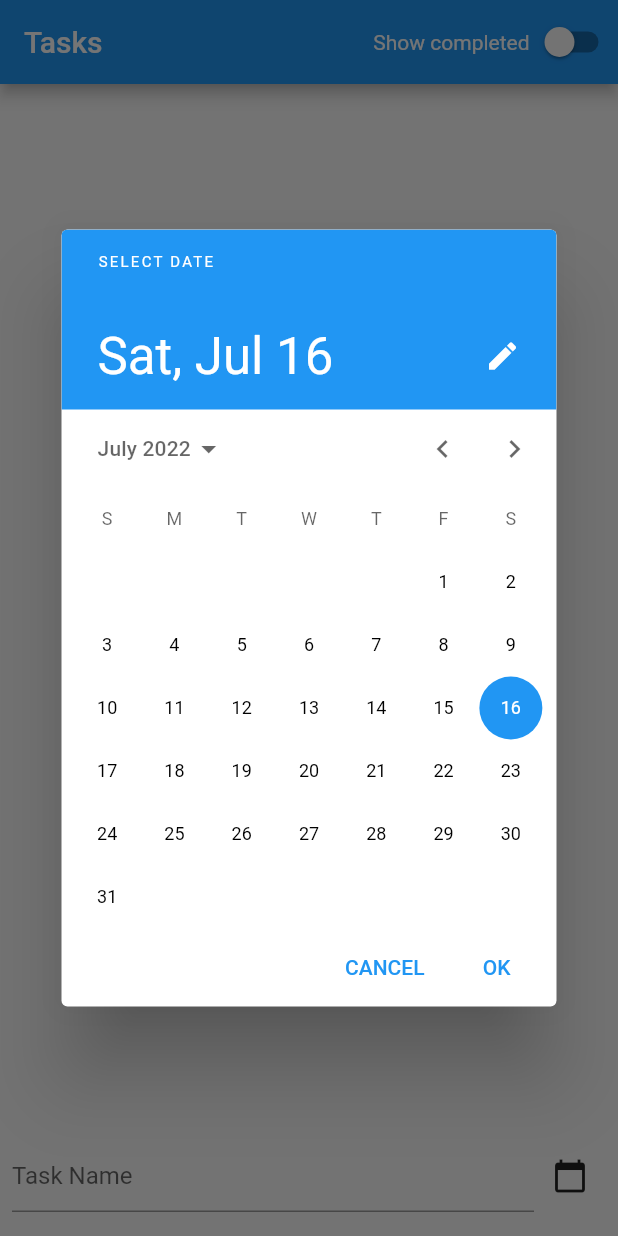
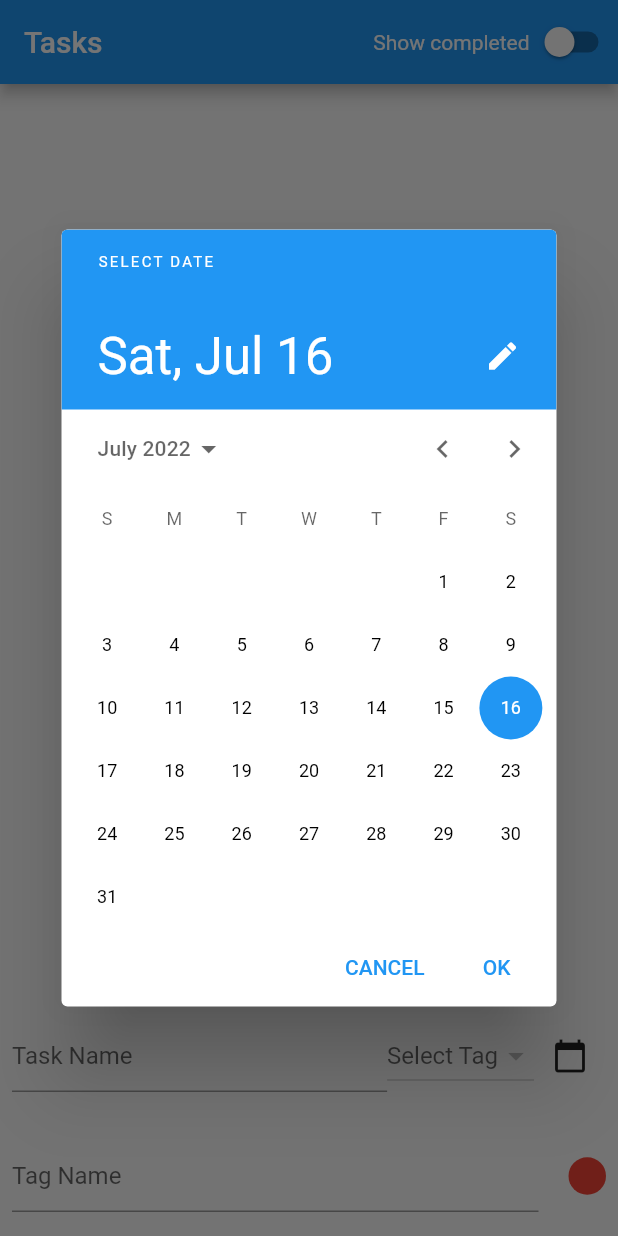
Before and after one commit to noxasch/drift_sqlite, a Flutter app: the screen it shows after launch, after a tap on the "calendar today" icon, on a phone screen of 412 x 824 dp. Run offline on Flutter 3.47's test engine with Material 2 defaults, Android fonts, the phone set to English and light mode, and no system bars; our stand-ins replace drift, flutter_riverpod, rxdart; missing offline and left inert: flutter_material_color_picker; accounts and stored records are empty; generated files the repository leaves out were written again.

Commit message:
implement joined table

```diff
--- a/analysis_options.yaml
+++ b/analysis_options.yaml
@@ -19,6 +19,7 @@ linter:
     prefer_single_quotes: true
     eol_at_end_of_file: true
     directives_ordering: true
+    require_trailing_commas: true
 
 analyzer:
   exclude:
--- /dev/null
+++ b/lib/src/controllers/tags_controller.dart
@@ -0,0 +1,31 @@
+import 'package:drift/drift.dart';
+import 'package:drift_sqlite/src/controllers/tasks_controller.dart';
+import 'package:drift_sqlite/src/database/app_database.dart';
+import 'package:drift_sqlite/src/exception/task_exception.dart';
+import 'package:drift_sqlite/src/repositories/tag_repository.dart';
+import 'package:flutter/material.dart';
+import 'package:flutter_riverpod/flutter_riverpod.dart';
+
+final tagsControllerProvider =
+    Provider.autoDispose<TagsController>((ref) => TagsController(ref.read));
+
+class TagsController extends StateNotifier<AsyncValue<List<Tag>>> {
+  final Reader read;
+
+  TagsController(this.read) : super(const AsyncLoading());
+
+  Future<void> addTag({required String name, Color? color}) async {
+    if (name.isEmpty) {
+      read(taskErrorProvider.state).state =
+          TaskException('Please enter task name');
+    } else {
+      try {
+        final tag = TagsCompanion(
+            name: Value(name), color: Value.ofNullable(color?.value));
+        await read(tagRepoProvider).insertTag(tag);
+      } on InvalidDataException catch (error) {
+        read(taskErrorProvider.state).state = TaskException(error.message);
+      }
+    }
+  }
+}
--- a/lib/src/database/app_database.dart
+++ b/lib/src/database/app_database.dart
@@ -2,7 +2,11 @@ import 'dart:io';
 
 import 'package:drift/drift.dart';
 import 'package:drift/native.dart';
-import 'package:drift_sqlite/src/repositories/task_repository.dart';
+import 'package:drift_sqlite/src/repositories/tag_repository.dart'
+    show TagRepository;
+import 'package:drift_sqlite/src/repositories/task_repository.dart'
+    show TaskRepository;
+import 'package:flutter_riverpod/flutter_riverpod.dart';
 import 'package:path/path.dart' as p;
 import 'package:path_provider/path_provider.dart';
 
@@ -14,8 +18,20 @@ import 'package:path_provider/path_provider.dart';
 // drift getter if we are using freezed or other data class generator
 part 'app_database.g.dart';
 
+// we should only use one db connection for the app
+final dbProvider = Provider<AppDatabase>((ref) {
+  final db = AppDatabase();
+
+  ref.onDispose(() {
+    db.close();
+  });
+
+  return db;
+});
+
 class Tasks extends Table {
   IntColumn get id => integer().autoIncrement()();
+  IntColumn get tagId => integer().nullable().references(Tags, #id)();
   TextColumn get name => text().withLength(min: 1, max: 50)();
   // drift autoconvert into DateTime from unixtime as sqlite does not have datetime type
   DateTimeColumn get dueDate => dateTime().nullable()();
@@ -23,8 +39,22 @@ class Tasks extends Table {
   BoolColumn get completed => boolean().withDefault(const Constant(false))();
 }
 
+class Tags extends Table {
+  IntColumn get id => integer().autoIncrement()();
+  TextColumn get name => text().withLength(min: 1, max: 50)();
+  IntColumn get color => integer()();
+}
+
+// for joined table
+class TaskWithTag {
+  final Task task;
+  final Tag? tag;
+
+  TaskWithTag({required this.task, this.tag});
+}
+
 // list of DAOs are optional
-@DriftDatabase(tables: [Tasks], daos: [TaskRepository])
+@DriftDatabase(tables: [Tasks, Tags], daos: [TaskRepository, TagRepository])
 class AppDatabase extends _$AppDatabase {
   // we tell the database where to store the data with this constructor
   AppDatabase() : super(_openConnection());
@@ -32,7 +62,24 @@ class AppDatabase extends _$AppDatabase {
   // you should bump this number whenever you change or add a table definition.
   // Migrations are covered later in the documentation.
   @override
-  int get schemaVersion => 1;
+  int get schemaVersion => 2;
+
+  @override
+  MigrationStrategy get migration {
+    return MigrationStrategy(
+      // onCreate is optional
+      // onCreate: (Migrator migrator) async => await migrator.createAll(),
+      onUpgrade: (Migrator migrator, int from, int to) async {
+        if (from == 1) {
+          await migrator.createTable(tags);
+          await migrator.addColumn(tasks, tasks.tagId);
+        }
+      },
+      beforeOpen: (OpeningDetails details) async {
+        await customStatement('PRAGMA foreign_keys = ON');
+      },
+    );
+  }
 }
 
 LazyDatabase _openConnection() {
--- /dev/null
+++ b/lib/src/repositories/tag_repository.dart
@@ -0,0 +1,25 @@
+import 'package:drift/drift.dart';
+import 'package:drift_sqlite/src/database/app_database.dart';
+import 'package:flutter_riverpod/flutter_riverpod.dart';
+
+part 'tag_repository.g.dart';
+
+final tagsProvider = StreamProvider.autoDispose<List<Tag>>((ref) {
+  return ref.watch(tagRepoProvider).watchTags();
+});
+
+final tagRepoProvider = Provider.autoDispose((ref) {
+  final db = ref.watch(dbProvider);
+
+  return db.tagRepository;
+});
+
+@DriftAccessor(tables: [Tags])
+class TagRepository extends DatabaseAccessor<AppDatabase>
+    with _$TagRepositoryMixin {
+  TagRepository(super.attachedDatabase);
+
+  Stream<List<Tag>> watchTags() => select(tags).watch();
+
+  Future<int> insertTag(Insertable<Tag> tag) => into(tags).insert(tag);
+}
--- a/lib/src/repositories/task_repository.dart
+++ b/lib/src/repositories/task_repository.dart
@@ -2,26 +2,24 @@ import 'package:drift/drift.dart';
 import 'package:drift_sqlite/src/database/app_database.dart';
 import 'package:drift_sqlite/src/screens/home_screen.dart' show HomeMode;
 import 'package:flutter_riverpod/flutter_riverpod.dart';
+import 'package:rxdart/rxdart.dart';
 
 part 'task_repository.g.dart';
 
-final tasksProvider = StreamProvider.autoDispose<List<Task>>((ref) {
+final tasksProvider = StreamProvider.autoDispose<List<TaskWithTag>>((ref) {
   return ref.watch(taskRepoProvider).watchAllTasks;
 });
 
 final tasksProviderFamily =
-    StreamProvider.family.autoDispose<List<Task>, HomeMode>((ref, mode) {
+    StreamProvider.family.autoDispose<List<TaskWithTag>, HomeMode>((ref, mode) {
   if (mode == HomeMode.completed) {
     return ref.watch(taskRepoProvider).watchCompletedTasks;
   }
   return ref.watch(taskRepoProvider).watchAllTasks;
 });
 
-final taskRepoProvider = Provider((ref) {
-  final db = AppDatabase();
-  ref.onDispose(() {
-    db.close();
-  });
+final taskRepoProvider = Provider.autoDispose((ref) {
+  final db = ref.watch(dbProvider);
 
   // since we define in the daos list,
   // drift already instantiate the DAO when the db is instantiated
@@ -34,37 +32,108 @@ final taskRepoProvider = Provider((ref) {
 const completedTasksQuery =
     'SELECT * FROM tasks WHERE completed = 1 ORDER BY due_date DESC, name;';
 
-@DriftAccessor(tables: [
-  Tasks
-], queries: {
-  'completedTasksGenerated':
-      'SELECT * FROM tasks WHERE completed = 1 ORDER BY due_date DESC, name;'
-})
+@DriftAccessor(
+  tables: [Tasks, Tags],
+  queries: {
+    'completedTasksGenerated':
+        'SELECT * FROM tasks WHERE completed = 1 ORDER BY due_date DESC, name;'
+  },
+)
 class TaskRepository extends DatabaseAccessor<AppDatabase>
     with _$TaskRepositoryMixin {
   TaskRepository(AppDatabase db) : super(db);
 
   Future<List<Task>> get getAllTasks => select(tasks).get();
 
-  Stream<List<Task>> get watchAllTasks {
-    final query = select(tasks)
+  // Stream<List<Task>> get watchAllTasks {
+  //   final query = select(tasks)
+  //     ..orderBy([
+  //       ((tbl) => OrderingTerm.desc(tbl.dueDate)),
+  //       ((tbl) => OrderingTerm.asc(tbl.name))
+  //     ]);
+
+  //   return query.watch();
+  // }
+
+  Stream<List<TaskWithTag>> get watchAllTasks {
+    final tasksQuery = (select(tasks)
       ..orderBy([
         ((tbl) => OrderingTerm.desc(tbl.dueDate)),
         ((tbl) => OrderingTerm.asc(tbl.name))
-      ]);
+      ]));
 
-    return query.watch();
+    final tasksStream = tasksQuery.watch();
+    return tasksStream.switchMap((tasksEntries) {
+      final taskIds = tasksEntries.map((task) => task.id);
+
+      return (select(tasks)
+              .join([leftOuterJoin(tags, tags.id.equalsExp(tasks.tagId))])
+            ..where(tasks.id.isIn(taskIds)))
+          .watch()
+          .map(
+            (rows) => rows.map((row) {
+              return TaskWithTag(
+                task: row.readTable(tasks),
+                tag: row.readTableOrNull(tags),
+              );
+            }).toList(),
+          );
+    });
+
+    // return tasksQuery
+    //     .join([leftOuterJoin(tags, tags.id.equalsExp(tasks.tagId))])
+    //     .watch()
+    //     .map(
+    //       (rows) => rows.map((row) {
+    //         return TaskWithTag(
+    //             task: row.readTable(tasks), tag: row.readTableOrNull(tags));
+    //       }).toList(),
+    //     );
   }
 
-  Stream<List<Task>> get watchCompletedTasks {
-    final query = select(tasks)
+  // Stream<List<Task>> get watchCompletedTasks {
+  //   final query = select(tasks)
+  //     ..where((tbl) => tbl.completed.equals(true))
+  //     ..orderBy([
+  //       ((tbl) => OrderingTerm.desc(tbl.dueDate)),
+  //       ((tbl) => OrderingTerm.asc(tbl.name))
+  //     ]);
+
+  //   return query.watch();
+  // }
+
+  Stream<List<TaskWithTag>> get watchCompletedTasks {
+    final tasksQuery = select(tasks)
       ..where((tbl) => tbl.completed.equals(true))
       ..orderBy([
         ((tbl) => OrderingTerm.desc(tbl.dueDate)),
         ((tbl) => OrderingTerm.asc(tbl.name))
       ]);
+    final tasksStream = tasksQuery.watch();
+    return tasksStream.switchMap((tasksEntries) {
+      final taskIds = tasksEntries.map((task) => task.id);
 
-    return query.watch();
+      return (select(tasks)
+              .join([leftOuterJoin(tags, tags.id.equalsExp(tasks.tagId))])
+            ..where(tasks.id.isIn(taskIds)))
+          .watch()
+          .map(
+            (rows) => rows.map((row) {
+              return TaskWithTag(
+                task: row.readTable(tasks),
+                tag: row.readTableOrNull(tags),
+              );
+            }).toList(),
+          );
+    });
+
+    // return tasksQuery
+    //     .join([leftOuterJoin(tags, tags.id.equalsExp(tasks.id))])
+    //     .watch()
+    //     .map((rows) => rows.map((row) {
+    //           return TaskWithTag(
+    //               task: row.readTable(tasks), tag: row.readTableOrNull(tags));
+    //         }).toList());
   }
 
   Stream<List<Task>> get watchCompletedTasksCustom {
--- a/lib/src/screens/home_screen.dart
+++ b/lib/src/screens/home_screen.dart
@@ -1,6 +1,7 @@
 import 'package:drift_sqlite/src/controllers/tasks_controller.dart';
-import 'package:drift_sqlite/src/repositories/task_repository.dart';
+import 'package:drift_sqlite/src/screens/widgets/tag_input.dart';
 import 'package:drift_sqlite/src/screens/widgets/task_input.dart';
+import 'package:drift_sqlite/src/screens/widgets/task_list.dart';
 import 'package:flutter/material.dart';
 import 'package:flutter_riverpod/flutter_riverpod.dart';
 
@@ -14,17 +15,19 @@ class HomeScreen extends ConsumerWidget {
   @override
   Widget build(BuildContext context, WidgetRef ref) {
     final viewMode = ref.watch(homeModeProvider);
-    final tasks = ref.watch(tasksProviderFamily(viewMode));
 
     ref.listen<Exception?>(taskErrorProvider,
         (Exception? prevException, Exception? currentException) {
-      ScaffoldMessenger.of(context).showSnackBar(SnackBar(
+      ScaffoldMessenger.of(context).showSnackBar(
+        SnackBar(
           behavior: SnackBarBehavior.floating,
           backgroundColor: Colors.red.shade300,
           content: Text(
             currentException.toString(),
             style: const TextStyle(color: Colors.white),
-          )));
+          ),
+        ),
+      );
     });
 
     void toggleViewMode(bool? value) {
@@ -43,44 +46,28 @@ class HomeScreen extends ConsumerWidget {
             children: [
               const Text('Show completed'),
               Switch(
-                  value: viewMode == HomeMode.completed,
-                  onChanged: toggleViewMode),
+                value: viewMode == HomeMode.completed,
+                onChanged: toggleViewMode,
+              ),
             ],
           )
         ],
       ),
       body: SafeArea(
-          child: Column(
-        children: [
-          Expanded(
-              child: tasks.when(data: (data) {
-            return ListView.separated(
-                itemBuilder: (context, index) {
-                  final task = data[index];
-                  return CheckboxListTile(
-                      value: task.completed,
-                      title: Text(task.name),
-                      subtitle: Text(task.dueDate?.toString() ?? 'No date'),
-                      onChanged: (newVal) {
-                        ref
-                            .read(tasksControllerProvider)
-                            .updateTask(task, completed: newVal);
-                      });
-                },
-                separatorBuilder: (context, index) => const SizedBox(
-                      height: 20,
-                    ),
-                itemCount: data.length);
-          }, error: (error, stack) {
-            return Center(
-              child: Text('$error'),
-            );
-          }, loading: () {
-            return const CircularProgressIndicator();
-          })),
-          const TaskInput(),
-        ],
-      )),
+        child: Column(
+          children: [
+            const Expanded(child: TaskList()),
+            SafeArea(
+              child: Column(
+                children: const [
+                  TaskInput(),
+                  TagInput(),
+                ],
+              ),
+            ),
+          ],
+        ),
+      ),
     );
   }
 }
--- /dev/null
+++ b/lib/src/screens/widgets/tag_input.dart
@@ -0,0 +1,76 @@
+import 'package:drift_sqlite/src/controllers/tags_controller.dart';
+import 'package:flutter/material.dart';
+import 'package:flutter_material_color_picker/flutter_material_color_picker.dart';
+import 'package:flutter_riverpod/flutter_riverpod.dart';
+
+class TagInput extends ConsumerStatefulWidget {
+  const TagInput({Key? key}) : super(key: key);
+
+  @override
+  ConsumerState<TagInput> createState() => _TagInputState();
+}
+
+class _TagInputState extends ConsumerState<TagInput> {
+  final tagNameController = TextEditingController();
+  Color tagColor = Colors.red;
+
+  @override
+  void dispose() {
+    tagNameController.dispose();
+    super.dispose();
+  }
+
+  void onSubmitTag(String value) {
+    ref.read(tagsControllerProvider).addTag(name: value, color: tagColor);
+  }
+
+  void onPickColor() {
+    showDialog(
+        context: context,
+        builder: (BuildContext context) {
+          return Dialog(
+            child: MaterialColorPicker(
+              allowShades: false,
+              selectedColor: tagColor,
+              onMainColorChange: (colorSwatch) {
+                setState(() {
+                  tagColor = colorSwatch as Color;
+                });
+                Navigator.pop(
+                  context,
+                );
+              },
+            ),
+          );
+        });
+  }
+
+  @override
+  Widget build(BuildContext context) {
+    return Container(
+      padding: const EdgeInsets.symmetric(vertical: 16, horizontal: 8),
+      child: Row(
+        children: [
+          Flexible(
+              child: TextField(
+            decoration: const InputDecoration(hintText: 'Tag Name'),
+            controller: tagNameController,
+            onSubmitted: onSubmitTag,
+          )),
+          const SizedBox(
+            width: 20,
+          ),
+          GestureDetector(
+            onTap: onPickColor,
+            child: Container(
+              height: 25,
+              width: 25,
+              decoration:
+                  BoxDecoration(color: tagColor, shape: BoxShape.circle),
+            ),
+          ),
+        ],
+      ),
+    );
+  }
+}
--- a/lib/src/screens/widgets/task_input.dart
+++ b/lib/src/screens/widgets/task_input.dart
@@ -1,4 +1,6 @@
 import 'package:drift_sqlite/src/controllers/tasks_controller.dart';
+import 'package:drift_sqlite/src/database/app_database.dart';
+import 'package:drift_sqlite/src/repositories/tag_repository.dart';
 import 'package:flutter/material.dart';
 import 'package:flutter_riverpod/flutter_riverpod.dart';
 
@@ -12,6 +14,7 @@ class TaskInput extends StatefulWidget {
 class _TaskInputState extends State<TaskInput> {
   final nameController = TextEditingController();
   DateTime? taskDueDate;
+  Tag? selectedTag;
 
   @override
   void dispose() {
@@ -29,13 +32,13 @@ class _TaskInputState extends State<TaskInput> {
       context: context,
       initialDate: DateTime.now(),
       firstDate: DateTime(2000),
-        lastDate: DateTime(2050));
+      lastDate: DateTime(2050),
+    );
   }
 
   @override
   Widget build(BuildContext context) {
-    return SafeArea(
-      child: Container(
+    return Container(
       padding: const EdgeInsets.symmetric(vertical: 16, horizontal: 8),
       child: Row(
         children: [
@@ -46,22 +49,87 @@ class _TaskInputState extends State<TaskInput> {
                   controller: nameController,
                   decoration: const InputDecoration(hintText: 'Task Name'),
                   onSubmitted: (inputName) {
-                      // if (inputName.isNotEmpty) {
-                      ref
-                          .read(tasksControllerProvider)
-                          .addTask(name: inputName, dueDate: taskDueDate);
-                      // }
+                    ref.read(tasksControllerProvider).addTask(
+                          name: inputName,
+                          dueDate: taskDueDate,
+                          tagId: selectedTag?.id,
+                        );
                     resetInput();
                   },
                 );
               },
             ),
           ),
+          Consumer(
+            builder: (context, ref, child) {
+              final tags = ref.watch(tagsProvider);
+              final List<DropdownMenuItem<Tag>> dropDownItems = [
+                ...tags
+                    .when(
+                      data: (tags) => tags
+                          .map(
+                            (tag) => DropdownMenuItem<Tag>(
+                              value: tag,
+                              child: TagItemContent(
+                                tag: tag,
+                              ),
+                            ),
+                          )
+                          .toList(),
+                      error: (error, stack) => [],
+                      loading: () => [],
+                    )
+                    .toList()
+              ];
+
+              return DropdownButton(
+                elevation: 2,
+                value: selectedTag,
+                borderRadius: BorderRadius.circular(10),
+                hint: const Text('Select Tag'),
+                items: dropDownItems,
+                onChanged: (Tag? tag) {
+                  setState(() {
+                    selectedTag = tag;
+                  });
+                },
+              );
+            },
+          ),
           IconButton(
-                onPressed: onSetDueDate, icon: const Icon(Icons.calendar_today))
+            onPressed: onSetDueDate,
+            icon: const Icon(Icons.calendar_today),
+          )
         ],
-        ),
       ),
     );
   }
 }
+
+class TagItemContent extends StatelessWidget {
+  const TagItemContent({
+    Key? key,
+    required this.tag,
+  }) : super(key: key);
+
+  final Tag tag;
+
+  @override
+  Widget build(BuildContext context) {
+    return Row(
+      children: [
+        Text(tag.name),
+        const SizedBox(
+          width: 5,
+        ),
+        Container(
+          width: 15,
+          height: 15,
+          decoration: BoxDecoration(
+            color: Color(tag.color),
+          ),
+        ),
+      ],
+    );
+  }
+}
--- /dev/null
+++ b/lib/src/screens/widgets/task_list.dart
@@ -0,0 +1,68 @@
+import 'package:drift_sqlite/src/controllers/tasks_controller.dart';
+import 'package:drift_sqlite/src/repositories/task_repository.dart';
+import 'package:drift_sqlite/src/screens/home_screen.dart';
+import 'package:flutter/material.dart';
+import 'package:flutter_riverpod/flutter_riverpod.dart';
+
+class TaskList extends ConsumerWidget {
+  const TaskList({Key? key}) : super(key: key);
+
+  @override
+  Widget build(BuildContext context, WidgetRef ref) {
+    final viewMode = ref.watch(homeModeProvider);
+    final tasks = ref.watch(tasksProviderFamily(viewMode));
+
+    return tasks.when(
+      data: (data) {
+        return ListView.separated(
+          itemBuilder: (context, index) {
+            final task = data[index];
+            return CheckboxListTile(
+              value: task.task.completed,
+              title: Row(
+                children: [
+                  if (task.tag != null)
+                    Column(
+                      mainAxisAlignment: MainAxisAlignment.center,
+                      children: [
+                        Container(
+                          width: 10,
+                          height: 10,
+                          decoration: BoxDecoration(
+                            shape: BoxShape.circle,
+                            color: task.tag?.color != null
+                                ? Color(task.tag!.color)
+                                : null,
+                          ),
+                        ),
+                        Text(task.tag!.name),
+                      ],
+                    ),
+                  Text(task.task.name),
+                ],
+              ),
+              subtitle: Text(task.task.dueDate?.toString() ?? 'No date'),
+              onChanged: (newVal) {
+                ref
+                    .read(tasksControllerProvider)
+                    .updateTask(task.task, completed: newVal);
+              },
+            );
+          },
+          separatorBuilder: (context, index) => const SizedBox(
+            height: 20,
+          ),
+          itemCount: data.length,
+        );
+      },
+      error: (error, stack) {
+        return Center(
+          child: Text('$error'),
+        );
+      },
+      loading: () {
+        return const CircularProgressIndicator();
+      },
+    );
+  }
+}
--- a/pubspec.yaml
+++ b/pubspec.yaml
@@ -21,6 +21,8 @@ dependencies:
   sqlite3_flutter_libs: ^0.5.8
   path_provider: ^2.0.11
   path: ^1.8.1
+  flutter_material_color_picker: ^1.1.0+2
+  rxdart: ^0.27.4
 
 dev_dependencies:
   flutter_test:
```
Also changed, not shown: lib/src/controllers/tasks_controller.dart (+10 -2 lines), lib/src/database/app_database.g.dart, lib/src/repositories/tag_repository.g.dart (added), lib/src/repositories/task_repository.g.dart, pubspec.lock. Lines whose indentation alone changed are shown as unchanged.
